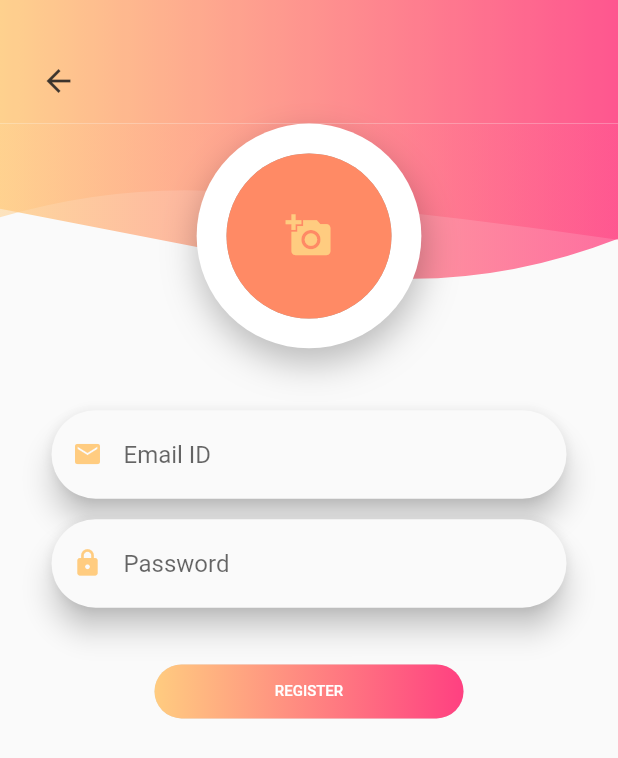
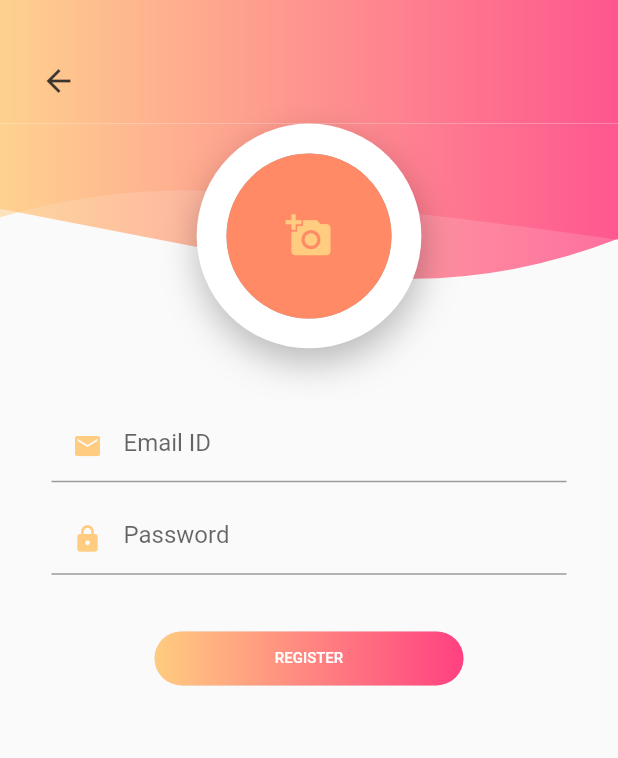
Before and after one commit to Three-team-org/Data-Buffering-App-Flutter, a Flutter app: the screen it shows after launch, after a tap on "Create Account", on a phone screen of 412 x 824 dp. Shown: the top 758 px of the screen. Run offline on Flutter 3.47's test engine with Material 2 defaults, Android fonts, the phone set to English and light mode, and no system bars; our stand-ins replace cached_network_image, flutter_icons, flutter_screenutil, font_awesome_flutter, google_fonts, image_picker and 5 more; missing offline and left inert: flex_color_picker, flutter_gifimage, grouped_buttons; accounts and stored records are empty; network calls fail; statements that could not run were skipped.

Commit message:
update loginPage similar to figma design

```diff
--- a/lib/main.dart
+++ b/lib/main.dart
@@ -5,7 +5,10 @@ import 'package:data_buffer/ui/signin.dart';
 import 'package:data_buffer/ui/signup.dart';
 import 'package:data_buffer/ui/splashscreen.dart';
 
-void main() => runApp(MyApp());
+void main() {
+  Paint.enableDithering = true;
+  runApp(MyApp());
+}
 
 class MyApp extends StatelessWidget {
   @override
--- a/lib/ui/signin.dart
+++ b/lib/ui/signin.dart
@@ -21,6 +21,7 @@ class SignInScreen extends StatefulWidget {
 
 class _SignInScreenState extends State<SignInScreen> {
 
+  final double infoHeight = 400.0;
   double _height;
   double _width;
   double _pixelRatio;
@@ -37,37 +38,79 @@ class _SignInScreenState extends State<SignInScreen> {
      _pixelRatio = MediaQuery.of(context).devicePixelRatio;
      _large =  ResponsiveWidget.isScreenLarge(_width, _pixelRatio);
      _medium =  ResponsiveWidget.isScreenMedium(_width, _pixelRatio);
+     final double tempHeight = MediaQuery.of(context).size.height -
+         (MediaQuery.of(context).size.width) +
+         70.0;
     return Material(
       child: GestureDetector(
         onTap: (){
           FocusScope.of(context).requestFocus(new FocusNode());
         },
         child: Container(
+          decoration: BoxDecoration(
+              gradient: LinearGradient(
+                  begin: Alignment.topLeft,
+                  end: Alignment.topRight,
+                  colors: [ Color(0xFFD85858), Color(0xFFFD7900),])),
           height: _height,
           width: _width,
-          padding: EdgeInsets.only(bottom: 5),
+          padding: EdgeInsets.only(bottom: 0),
           child: SingleChildScrollView(
             child: Column(
               children: <Widget>[
                 clipShape(),
                 welcomeTextRow(),
                 signInTextRow(),
+                Container(
+                  margin: EdgeInsets.only(top: 20),
+                  decoration: BoxDecoration(
+                    color: Color(0xFFFFFFFF),
+                    borderRadius: const BorderRadius.only(
+                        topLeft: Radius.circular(32.0),
+                        topRight: Radius.circular(32.0)),
+                    boxShadow: <BoxShadow>[
+                      BoxShadow(
+                          color: Color(0xFF3A5160).withOpacity(0.2),
+                          offset: const Offset(1.1, 1.1),
+                          blurRadius: 10.0),
+                    ],
+                  ),
+                  child: Padding(
+                    padding: const EdgeInsets.only(left: 8, right: 8),
+                    child: SingleChildScrollView(
+                      child:
+                      Container(
+                        constraints: BoxConstraints(
+                            minHeight: 400,
+                            maxHeight: tempHeight > infoHeight
+                                ? tempHeight
+                                : infoHeight),
+                        child: Column(
+                          mainAxisAlignment: MainAxisAlignment.center,
+                          crossAxisAlignment: CrossAxisAlignment.start,
+                          children: <Widget>[
                             form(),
+                            SizedBox(height: _height / 50),
+                            button(),
                             forgetPassTextRow(),
-                SizedBox(height: _height / 20),
-                button(),
                             signUpTextRow(),
-                Row(children: <Widget>[
+                            Row(
+                              children: <Widget>[
                               googleLoginRow(),
                               facebookLoginRow(),
-                ],)
-
+                            ],),
+                            SizedBox(height: _height/15,),
                           ],
                         ),
                       ),
                     ),
                   ),
-
+                ),
+              ],
+            ),
+          ),
+        ),
+      ),
     );
   }
 
@@ -75,38 +118,16 @@ class _SignInScreenState extends State<SignInScreen> {
     //double height = MediaQuery.of(context).size.height;
     return Stack(
       children: <Widget>[
-        Opacity(
-          opacity: 0.75,
-          child: ClipPath(
-            clipper: CustomShapeClipper(),
-            child: Container(
-              height:_large? _height/4 : (_medium? _height/3.75 : _height/3.5),
-              decoration: BoxDecoration(
-                gradient: LinearGradient(
-                  colors: [Colors.red[400], Colors.redAccent],
+        Container(
+          alignment: Alignment.center,
+          margin: EdgeInsets.only(top: _large? _height/15 : (_medium? _height/12.5 : _height/10)),
+          child:
+            Image.asset(
+              'assets/images/baby_tooth.gif',
+              height: _height*0.25,
+              width: _width*0.8,
+              fit: BoxFit.fill,
             ),
-              ),
-            ),
-          ),
-        ),
-        Opacity(
-          opacity: 0.5,
-          child: ClipPath(
-            clipper: CustomShapeClipper2(),
-            child: Container(
-              height: _large? _height/4.5 : (_medium? _height/4.25 : _height/4),
-              decoration: BoxDecoration(
-                gradient: LinearGradient(
-                  colors: [Colors.red[400], Colors.redAccent],
-                ),
-              ),
-            ),
-          ),
-        ),
-        Container(
-          alignment: Alignment.bottomCenter,
-          margin: EdgeInsets.only(top: _large? _height/15 : (_medium? _height/12.5 : _height/10)),
-          child: Text("Your Logo Goes Here!", style: TextStyle(fontSize: 25, color: Colors.yellow),)
         ),
       ],
     );
@@ -121,8 +142,11 @@ class _SignInScreenState extends State<SignInScreen> {
             "Welcome",
             style: TextStyle(
               fontWeight: FontWeight.bold,
+              fontStyle: FontStyle.italic,
               fontSize: _large? 40 : (_medium? 30 : 20),
+              color: Colors.white
             ),
+
           ),
         ],
       ),
@@ -137,8 +161,9 @@ class _SignInScreenState extends State<SignInScreen> {
           Text(
             "Sign in to your account",
             style: TextStyle(
+              color: Colors.white.withOpacity(0.61),
               fontWeight: FontWeight.normal,
-              fontSize: _large? 15 : (_medium? 12.5 : 10),
+              fontSize: _large? 17 : (_medium? 15 : 14),
             ),
           ),
         ],
@@ -151,7 +176,7 @@ class _SignInScreenState extends State<SignInScreen> {
       margin: EdgeInsets.only(
           left: _width / 12.0,
           right: _width / 12.0,
-          top: _height / 30.0),
+          ),
       child: Form(
         key: _key,
         child: Column(
@@ -170,7 +195,7 @@ class _SignInScreenState extends State<SignInScreen> {
       keyboardType: TextInputType.emailAddress,
       textEditingController: emailController,
       icon: Icons.email,
-      hint: "Email ID",
+      hint: "Email",
     );
 
   }
@@ -187,25 +212,19 @@ class _SignInScreenState extends State<SignInScreen> {
 
   Widget forgetPassTextRow() {
     return Container(
-      margin: EdgeInsets.only(top: _height / 40.0),
+      margin: EdgeInsets.only(top: _height / 100.0, left: _width/2.5),
       child: Row(
         mainAxisAlignment: MainAxisAlignment.center,
         children: <Widget>[
-          Text(
-            "Forgot your password?",
-            style: TextStyle(fontWeight: FontWeight.normal,fontSize: _large? 14: (_medium? 12: 10)),
-          ),
-          SizedBox(
-            width: 5,
-          ),
+
           GestureDetector(
             onTap: () {
               print("Routing");
             },
             child: Text(
-              "Recover",
+              "Forgot your password?",
               style: TextStyle(
-                  fontWeight: FontWeight.bold, color: Colors.orange[200]),
+                  fontWeight: FontWeight.bold, color: Color(0xFF313131)),
             ),
           )
         ],
@@ -214,11 +233,18 @@ class _SignInScreenState extends State<SignInScreen> {
   }
 
   Widget button() {
-    return RaisedButton(
+    return Container(
+      width: _width,
+      child: Column(
+
+          mainAxisAlignment: MainAxisAlignment.center,
+          crossAxisAlignment: CrossAxisAlignment.center,
+          children:<Widget>[
+            RaisedButton(
+
               elevation: 0,
-      shape: RoundedRectangleBorder(borderRadius: BorderRadius.circular(30.0)),
+              shape: RoundedRectangleBorder(borderRadius: BorderRadius.circular(10.0)),
               onPressed: () {
-          print("Routing to your account");
                 Navigator.of(context).push(MaterialPageRoute(
                     builder: (ctx) => DashboardScreen("admin", "")));
               },
@@ -226,28 +252,45 @@ class _SignInScreenState extends State<SignInScreen> {
               padding: EdgeInsets.all(0.0),
               child: Container(
                 alignment: Alignment.center,
-        width: _large? _width/2 : (_medium? _width/2: _width/2),
+                width: _large? _width*.8 : (_medium? _width*.8: _width*.8),
+                height: _large? _height/15 : (_medium? _height/15: _height/15),
                 decoration: BoxDecoration(
-          borderRadius: BorderRadius.all(Radius.circular(20.0)),
-          gradient: LinearGradient(
-            colors: <Color>[Colors.orange[200], Colors.pinkAccent],
+                  borderRadius: BorderRadius.all(Radius.circular(10.0)),
+                  color: Color(0xFFF46C20),
+                ),
+                padding: const EdgeInsets.all(12.0),
+                child:Row(
+                  children: <Widget>[
+                    Spacer(),
+                    Text('sign in'.toUpperCase(),style: TextStyle(fontSize: _large? 22: (_medium? 20: 18))),
+                    Spacer(),
+                    Icon(
+                      FontAwesomeIcons.longArrowAltRight,
+
+                    ),
+                  ],
+                )
+
               ),
             ),
-        padding: const EdgeInsets.all(12.0),
-        child: Text('LOGIN',style: TextStyle(fontSize: _large? 14: (_medium? 12: 10))),
+          ]
       ),
     );
+
   }
 
   Widget signUpTextRow() {
     return Container(
-      margin: EdgeInsets.only(top: _height / 120.0),
+      margin: EdgeInsets.only(top: _height / 50.0),
       child: Row(
         mainAxisAlignment: MainAxisAlignment.center,
         children: <Widget>[
           Text(
             "New Here?",
-            style: TextStyle(fontWeight: FontWeight.normal,fontSize: _large? 14: (_medium? 12: 10)),
+            style: TextStyle(
+                fontWeight: FontWeight.normal,
+                fontSize: _large? 20: (_medium? 18: 16),
+                color: Color(0xFF313131)),
           ),
           SizedBox(
             width: 5,
@@ -260,7 +303,7 @@ class _SignInScreenState extends State<SignInScreen> {
             child: Text(
               "Create Account",
               style: TextStyle(
-                  fontWeight: FontWeight.bold, color: Colors.orange[200], fontSize: _large? 19: (_medium? 17: 15)),
+                  fontWeight: FontWeight.bold, color: Color(0xFFFF7A00), fontSize: _large? 20: (_medium? 18: 16), ),
             ),
           )
         ],
@@ -270,9 +313,9 @@ class _SignInScreenState extends State<SignInScreen> {
   Widget googleLoginRow(){
     return InkWell(
             child: Container(
-                width: _large? _width/2 : (_medium? _width/2: _width/2),
+
                 height: _large? _height/18 : (_medium? _height/18: _height/18),
-                margin: EdgeInsets.only(top: 25),
+                margin: EdgeInsets.only(top: 25, left: _width/7),
                 decoration: BoxDecoration(
                     borderRadius: BorderRadius.circular(20),
                 ),
@@ -285,19 +328,20 @@ class _SignInScreenState extends State<SignInScreen> {
                           width: 30.0,
                           decoration: BoxDecoration(
                             shape: BoxShape.circle,
+
                           ),
                         ),
                         RaisedButton.icon(
                           shape: RoundedRectangleBorder(
                               borderRadius: BorderRadius.circular(2.0)),
-                          color: Colors.red,
+                          color: Color(0xFFFFDBDB),
                           icon: Icon(
                             FontAwesomeIcons.google,
-                            color: Colors.white,
+                            color: Color(0xFFDA483F),
                           ),
                           label: Text(
                             "Google  ",
-                            style: TextStyle(color: Colors.white),
+                            style: TextStyle(color: Color(0xFFDA483F)),
                           ),
                           onPressed: () {},
                         ),
@@ -314,7 +358,7 @@ class _SignInScreenState extends State<SignInScreen> {
   Widget facebookLoginRow(){
     return InkWell(
       child: Container(
-          width: _large? _width/2 : (_medium? _width/2: _width/2),
+
           height: _large? _height/18 : (_medium? _height/18: _height/18),
           margin: EdgeInsets.only(top: 25),
           child: Center(
@@ -324,14 +368,14 @@ class _SignInScreenState extends State<SignInScreen> {
                   RaisedButton.icon(
                     shape: RoundedRectangleBorder(
                         borderRadius: BorderRadius.circular(2.0)),
-                    color: Colors.indigo,
+                    color: Color(0xFFE0E3FF),
                     icon: Icon(
                       FontAwesomeIcons.facebook,
-                      color: Colors.white,
+                      color: Color(0xFF3D5A96),
                     ),
                     label: Text(
                       "Facebook",
-                      style: TextStyle(color: Colors.white),
+                      style: TextStyle(color: Color(0xFF3D5A96)),
                     ),
                     onPressed: () {},
                   ),
--- a/lib/ui/sub_data.dart
+++ b/lib/ui/sub_data.dart
@@ -39,8 +39,8 @@ class _DataPageState extends State<DataPage>{
   Item selected_option;
   File _image;
   List<Item> Gender = <Item>[
-    const Item('Male',Icon(FontAwesomeIcons.male,color:  const Color(0xFF167F67),)),
-    const Item('Female',Icon(FontAwesomeIcons.female,color:  Colors.blue,)),
+    const Item('Male',Icon(FontAwesomeIcons.male,color:  Colors.blueAccent,)),
+    const Item('Female',Icon(FontAwesomeIcons.female,color:  Colors.pinkAccent,)),
   ];
   List<Item> choices = <Item>[
     const Item('Add new User',Icon(FontAwesomeIcons.plus,color:  const Color(0xFF167F67),)),
--- a/lib/ui/widgets/textformfield.dart
+++ b/lib/ui/widgets/textformfield.dart
@@ -27,20 +27,19 @@ class CustomTextField extends StatelessWidget {
     _pixelRatio = MediaQuery.of(context).devicePixelRatio;
     large =  ResponsiveWidget.isScreenLarge(_width, _pixelRatio);
     medium=  ResponsiveWidget.isScreenMedium(_width, _pixelRatio);
-    return Material(
-      borderRadius: BorderRadius.circular(30.0),
-      elevation: large? 12 : (medium? 10 : 8),
+    return Container(
+
       child: TextFormField(
+
         controller: textEditingController,
         keyboardType: keyboardType,
         cursorColor: Colors.orange[200],
         obscureText: obscureText,
         decoration: InputDecoration(
+          fillColor: Colors.white,
           prefixIcon: Icon(icon, color: Colors.orange[200], size: 20),
           hintText: hint,
-          border: OutlineInputBorder(
-              borderRadius: BorderRadius.circular(30.0),
-              borderSide: BorderSide.none),
+
         ),
       ),
     );
--- a/pubspec.yaml
+++ b/pubspec.yaml
@@ -90,6 +90,8 @@ flutter:
     - assets/images/icon_doctor.png
     - assets/images/drinkwater.gif
     - assets/images/icon_plan.png
+    - assets/images/login_img.png
+    - assets/images/baby_tooth.gif
   # An image asset can refer to one or more resolution-specific "variants", see
   # https://flutter.dev/assets-and-images/#resolution-aware.
 
```
Also changed, not shown: assets/images/baby_tooth.gif (added), assets/images/login_img.png (added), 1 other file. Lines whose indentation alone changed are shown as unchanged.
